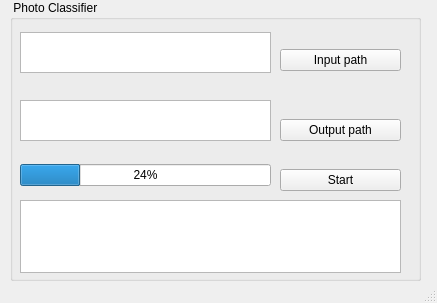
Qt form Photos Classifier/mainUI.ui (FontaineGuo/PythonToolbox) before a commit.
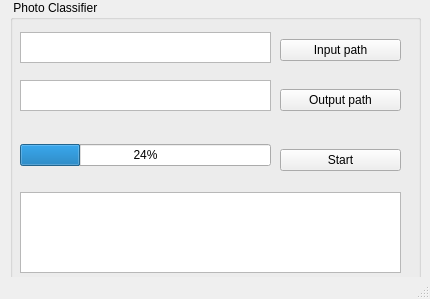
The same form after that commit. Icons and pictures are not drawn.

Patch:
```diff
--- a/Photos Classifier/mainUI.ui
+++ b/Photos Classifier/mainUI.ui
@@ -6,8 +6,8 @@
    <rect>
     <x>0</x>
     <y>0</y>
-    <width>437</width>
-    <height>303</height>
+    <width>430</width>
+    <height>299</height>
    </rect>
   </property>
   <property name="windowTitle">
@@ -45,7 +45,7 @@
           <x>10</x>
           <y>32</y>
           <width>251</width>
-          <height>41</height>
+          <height>31</height>
          </rect>
         </property>
         <layout class="QVBoxLayout" name="verticalLayout_4">
@@ -58,9 +58,9 @@
         <property name="geometry">
          <rect>
           <x>10</x>
-          <y>100</y>
+          <y>80</y>
           <width>251</width>
-          <height>41</height>
+          <height>31</height>
          </rect>
         </property>
         <layout class="QVBoxLayout" name="verticalLayout_5">
@@ -76,7 +76,7 @@
         <property name="geometry">
          <rect>
           <x>270</x>
-          <y>40</y>
+          <y>30</y>
           <width>121</width>
           <height>41</height>
          </rect>
@@ -98,7 +98,7 @@
         <property name="geometry">
          <rect>
           <x>270</x>
-          <y>110</y>
+          <y>80</y>
           <width>121</width>
           <height>41</height>
          </rect>
@@ -117,7 +117,7 @@
         <property name="geometry">
          <rect>
           <x>270</x>
-          <y>160</y>
+          <y>140</y>
           <width>121</width>
           <height>41</height>
          </rect>
@@ -136,7 +136,7 @@
         <property name="geometry">
          <rect>
           <x>10</x>
-          <y>160</y>
+          <y>140</y>
           <width>251</width>
           <height>31</height>
          </rect>
@@ -155,9 +155,9 @@
         <property name="geometry">
          <rect>
           <x>10</x>
-          <y>200</y>
+          <y>192</y>
           <width>381</width>
-          <height>73</height>
+          <height>81</height>
          </rect>
         </property>
         <layout class="QVBoxLayout" name="verticalLayout_9">
```
